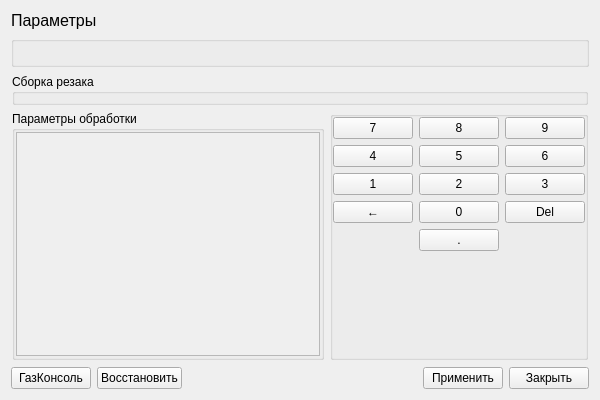
Before: the Qt Designer form phx-cnc-ui-mainform/src/forms/CXParam.ui in superkulpa/phx-cnc-ui, drawn with Qt 5.
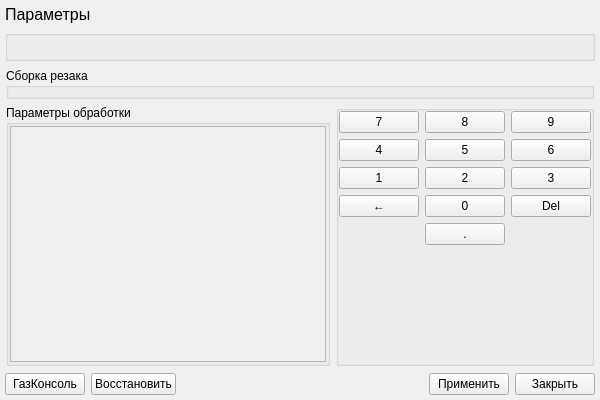
After: the same form once the commit is applied. Custom widgets are drawn as their Qt base class.

What changed in the file:
```diff
--- a/phx-cnc-ui-mainform/src/forms/CXParam.ui
+++ b/phx-cnc-ui-mainform/src/forms/CXParam.ui
@@ -14,6 +14,9 @@
    <string>CXParamUi</string>
   </property>
   <layout class="QVBoxLayout" name="verticalLayout">
+   <property name="margin">
+    <number>5</number>
+   </property>
    <item>
     <widget class="QLabel" name="label">
      <property name="sizePolicy">
@@ -78,8 +81,8 @@
                 <rect>
                  <x>0</x>
                  <y>0</y>
-                 <width>285</width>
-                 <height>224</height>
+                 <width>293</width>
+                 <height>236</height>
                 </rect>
                </property>
               </widget>
```
